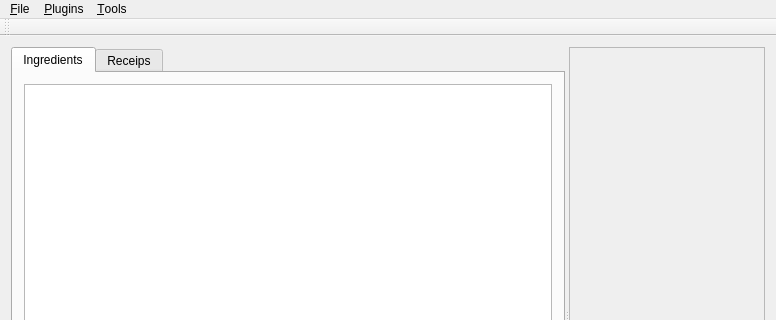
First picture: the form in Kooky/cmainwindow.ui, repository birkeh/Kooky, before the edit; both pictures show x 0 to 776 and y 0 to 320 of the 776 by 624 pixel window.
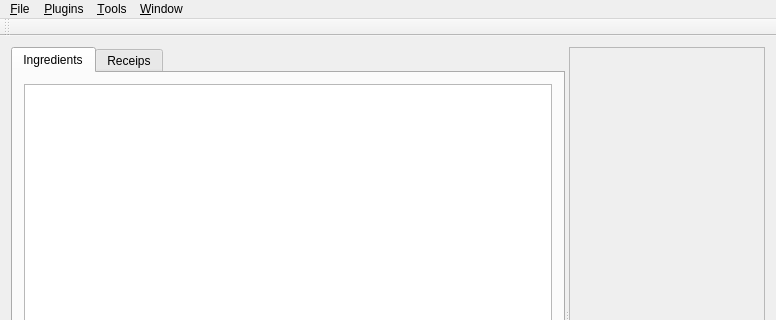
Second picture: the form after the edit. Custom widgets are drawn as their Qt base class.

Diff of the .ui file:
```diff
--- a/Kooky/cmainwindow.ui
+++ b/Kooky/cmainwindow.ui
@@ -105,15 +105,21 @@
     <addaction name="m_lpMenu_Plugins_Export"/>
     <addaction name="m_lpMenu_Plugins_Database"/>
    </widget>
-   <widget class="QMenu" name="menu_Tools">
+   <widget class="QMenu" name="m_lpMenu_Tools">
     <property name="title">
      <string>&amp;Tools</string>
     </property>
     <addaction name="m_lpMenu_Tools_Options"/>
    </widget>
+   <widget class="QMenu" name="m_lpMenu_Window">
+    <property name="title">
+     <string>&amp;Window</string>
+    </property>
+   </widget>
    <addaction name="m_lpMenu_File"/>
    <addaction name="m_lpMenuPlugins"/>
-   <addaction name="menu_Tools"/>
+   <addaction name="m_lpMenu_Tools"/>
+   <addaction name="m_lpMenu_Window"/>
   </widget>
   <widget class="QToolBar" name="m_lpMainToolBar">
    <attribute name="toolBarArea">
```
Lines whose indentation alone changed are shown as unchanged.
